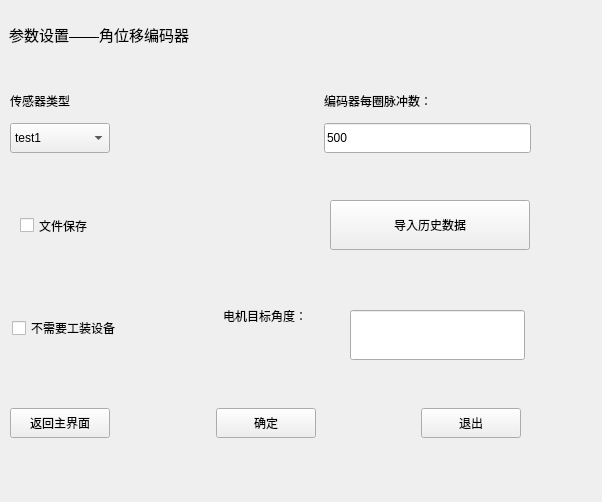
Before: the Qt Designer form ui_param/paramwin_angleencoder.ui in Dirck-YHP/Proj_sensor_detect, drawn with Qt 5.
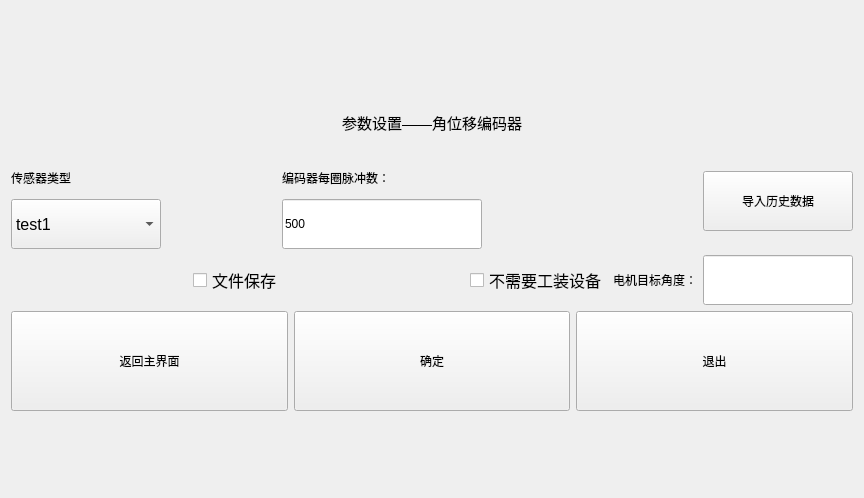
After: the same form once the commit is applied.

Commit message: 初步美化界面

```diff
--- a/ui_param/paramwin_angleencoder.ui
+++ b/ui_param/paramwin_angleencoder.ui
@@ -6,25 +6,27 @@
    <rect>
     <x>0</x>
     <y>0</y>
-    <width>602</width>
-    <height>502</height>
+    <width>864</width>
+    <height>498</height>
    </rect>
   </property>
   <property name="windowTitle">
    <string>参数设置_角位移编码器</string>
   </property>
+  <layout class="QGridLayout" name="gridLayout">
+   <item row="0" column="0">
+    <layout class="QVBoxLayout" name="verticalLayout_4">
+     <item>
   <widget class="QLabel" name="label">
-   <property name="geometry">
-    <rect>
-     <x>9</x>
-     <y>9</y>
-     <width>281</width>
-     <height>50</height>
-    </rect>
+       <property name="minimumSize">
+        <size>
+         <width>0</width>
+         <height>60</height>
+        </size>
    </property>
    <property name="maximumSize">
     <size>
-     <width>1000</width>
+         <width>2000</width>
      <height>50</height>
     </size>
    </property>
@@ -36,100 +38,278 @@
    <property name="text">
     <string>参数设置——角位移编码器</string>
    </property>
-  </widget>
+       <property name="alignment">
+        <set>Qt::AlignCenter</set>
+       </property>
+      </widget>
+     </item>
+     <item>
+      <layout class="QHBoxLayout" name="horizontalLayout_3">
+       <item>
+        <layout class="QVBoxLayout" name="verticalLayout">
+         <item>
+          <widget class="QLabel" name="label_sensor_type">
+           <property name="minimumSize">
+            <size>
+             <width>0</width>
+             <height>40</height>
+            </size>
+           </property>
+           <property name="maximumSize">
+            <size>
+             <width>16777215</width>
+             <height>30</height>
+            </size>
+           </property>
+           <property name="text">
+            <string>传感器类型</string>
+           </property>
+          </widget>
+         </item>
+         <item>
+          <widget class="QComboBox" name="cBox_angle_sensor_type">
+           <property name="minimumSize">
+            <size>
+             <width>150</width>
+             <height>50</height>
+            </size>
+           </property>
+           <property name="maximumSize">
+            <size>
+             <width>200</width>
+             <height>16777215</height>
+            </size>
+           </property>
+           <property name="font">
+            <font>
+             <pointsize>12</pointsize>
+            </font>
+           </property>
+           <item>
+            <property name="text">
+             <string>test1</string>
+            </property>
+           </item>
+           <item>
+            <property name="text">
+             <string>test2</string>
+            </property>
+           </item>
+          </widget>
+         </item>
+        </layout>
+       </item>
+       <item>
+        <spacer name="horizontalSpacer_2">
+         <property name="orientation">
+          <enum>Qt::Horizontal</enum>
+         </property>
+         <property name="sizeHint" stdset="0">
+          <size>
+           <width>40</width>
+           <height>20</height>
+          </size>
+         </property>
+        </spacer>
+       </item>
+       <item>
+        <layout class="QVBoxLayout" name="verticalLayout_2">
+         <item>
+          <widget class="QLabel" name="label_pul_per_cir">
+           <property name="minimumSize">
+            <size>
+             <width>300</width>
+             <height>40</height>
+            </size>
+           </property>
+           <property name="maximumSize">
+            <size>
+             <width>400</width>
+             <height>30</height>
+            </size>
+           </property>
+           <property name="text">
+            <string>编码器每圈脉冲数：</string>
+           </property>
+          </widget>
+         </item>
+         <item>
+          <widget class="QLineEdit" name="lineE_pulse_per_cir">
+           <property name="minimumSize">
+            <size>
+             <width>150</width>
+             <height>50</height>
+            </size>
+           </property>
+           <property name="maximumSize">
+            <size>
+             <width>200</width>
+             <height>16777215</height>
+            </size>
+           </property>
+           <property name="text">
+            <string>500</string>
+           </property>
+          </widget>
+         </item>
+        </layout>
+       </item>
+       <item>
+        <spacer name="horizontalSpacer_4">
+         <property name="orientation">
+          <enum>Qt::Horizontal</enum>
+         </property>
+         <property name="sizeHint" stdset="0">
+          <size>
+           <width>40</width>
+           <height>20</height>
+          </size>
+         </property>
+        </spacer>
+       </item>
+       <item>
   <widget class="QPushButton" name="btn_load_data">
-   <property name="geometry">
-    <rect>
-     <x>330</x>
-     <y>200</y>
-     <width>200</width>
-     <height>50</height>
-    </rect>
-   </property>
    <property name="minimumSize">
     <size>
+           <width>150</width>
+           <height>60</height>
+          </size>
+         </property>
+         <property name="maximumSize">
+          <size>
      <width>200</width>
-     <height>50</height>
+           <height>16777215</height>
     </size>
    </property>
    <property name="text">
     <string>导入历史数据</string>
    </property>
   </widget>
-  <widget class="QLineEdit" name="lineE_target_angle">
-   <property name="geometry">
-    <rect>
-     <x>350</x>
-     <y>310</y>
-     <width>175</width>
-     <height>50</height>
-    </rect>
-   </property>
-   <property name="minimumSize">
+       </item>
+      </layout>
+     </item>
+     <item>
+      <layout class="QHBoxLayout" name="horizontalLayout_4">
+       <item>
+        <spacer name="horizontalSpacer_3">
+         <property name="orientation">
+          <enum>Qt::Horizontal</enum>
+         </property>
+         <property name="sizeHint" stdset="0">
     <size>
-     <width>175</width>
-     <height>50</height>
-    </size>
-   </property>
-   <property name="text">
-    <string/>
-   </property>
-  </widget>
-  <widget class="QLabel" name="label_6">
-   <property name="geometry">
-    <rect>
-     <x>223</x>
-     <y>295</y>
-     <width>121</width>
-     <height>41</height>
-    </rect>
-   </property>
-   <property name="text">
-    <string>电机目标角度：</string>
-   </property>
-  </widget>
-  <widget class="QCheckBox" name="checkBox_no_need_device">
-   <property name="geometry">
-    <rect>
-     <x>12</x>
-     <y>319</y>
-     <width>191</width>
-     <height>18</height>
-    </rect>
-   </property>
-   <property name="text">
-    <string>不需要工装设备</string>
-   </property>
-  </widget>
+           <width>40</width>
+           <height>20</height>
+          </size>
+         </property>
+        </spacer>
+       </item>
+       <item>
   <widget class="QCheckBox" name="cBox_file_save">
-   <property name="geometry">
-    <rect>
-     <x>20</x>
-     <y>210</y>
-     <width>111</width>
-     <height>31</height>
-    </rect>
+         <property name="minimumSize">
+          <size>
+           <width>0</width>
+           <height>50</height>
+          </size>
+         </property>
+         <property name="font">
+          <font>
+           <pointsize>12</pointsize>
+           <weight>50</weight>
+           <bold>false</bold>
+          </font>
    </property>
    <property name="text">
     <string>文件保存</string>
    </property>
   </widget>
-  <widget class="QWidget" name="layoutWidget">
-   <property name="geometry">
-    <rect>
-     <x>10</x>
-     <y>407</y>
-     <width>511</width>
-     <height>32</height>
-    </rect>
-   </property>
-   <layout class="QHBoxLayout" name="horizontalLayout_4">
+       </item>
+       <item>
+        <spacer name="horizontalSpacer">
+         <property name="orientation">
+          <enum>Qt::Horizontal</enum>
+         </property>
+         <property name="sizeHint" stdset="0">
+          <size>
+           <width>40</width>
+           <height>20</height>
+          </size>
+         </property>
+        </spacer>
+       </item>
+       <item>
+        <layout class="QVBoxLayout" name="verticalLayout_3">
+         <item>
+          <layout class="QHBoxLayout" name="horizontalLayout_2">
+           <item>
+            <widget class="QCheckBox" name="checkBox_no_need_device">
+             <property name="sizePolicy">
+              <sizepolicy hsizetype="Fixed" vsizetype="Fixed">
+               <horstretch>0</horstretch>
+               <verstretch>0</verstretch>
+              </sizepolicy>
+             </property>
+             <property name="minimumSize">
+              <size>
+               <width>0</width>
+               <height>50</height>
+              </size>
+             </property>
+             <property name="font">
+              <font>
+               <pointsize>12</pointsize>
+              </font>
+             </property>
+             <property name="text">
+              <string>不需要工装设备</string>
+             </property>
+            </widget>
+           </item>
+           <item>
+            <widget class="QLabel" name="label_motor">
+             <property name="minimumSize">
+              <size>
+               <width>0</width>
+               <height>40</height>
+              </size>
+             </property>
+             <property name="text">
+              <string>电机目标角度：</string>
+             </property>
+            </widget>
+           </item>
+           <item>
+            <widget class="QLineEdit" name="lineE_target_angle">
+             <property name="minimumSize">
+              <size>
+               <width>150</width>
+               <height>50</height>
+              </size>
+             </property>
+             <property name="maximumSize">
+              <size>
+               <width>200</width>
+               <height>16777215</height>
+              </size>
+             </property>
+             <property name="text">
+              <string/>
+             </property>
+            </widget>
+           </item>
+          </layout>
+         </item>
+        </layout>
+       </item>
+      </layout>
+     </item>
+     <item>
+      <layout class="QHBoxLayout" name="horizontalLayout">
     <item>
      <widget class="QPushButton" name="btn_back_mainW">
       <property name="minimumSize">
        <size>
-        <width>100</width>
-        <height>30</height>
+           <width>200</width>
+           <height>100</height>
        </size>
       </property>
       <property name="text">
@@ -137,25 +317,12 @@
       </property>
      </widget>
     </item>
-    <item>
-     <spacer name="horizontalSpacer">
-      <property name="orientation">
-       <enum>Qt::Horizontal</enum>
-      </property>
-      <property name="sizeHint" stdset="0">
-       <size>
-        <width>40</width>
-        <height>20</height>
-       </size>
-      </property>
-     </spacer>
-    </item>
     <item>
      <widget class="QPushButton" name="btn_ok">
       <property name="minimumSize">
        <size>
-        <width>100</width>
-        <height>30</height>
+           <width>200</width>
+           <height>100</height>
        </size>
       </property>
       <property name="text">
@@ -163,25 +330,12 @@
       </property>
      </widget>
     </item>
-    <item>
-     <spacer name="horizontalSpacer_2">
-      <property name="orientation">
-       <enum>Qt::Horizontal</enum>
-      </property>
-      <property name="sizeHint" stdset="0">
-       <size>
-        <width>40</width>
-        <height>20</height>
-       </size>
-      </property>
-     </spacer>
-    </item>
     <item>
      <widget class="QPushButton" name="btn_exit">
       <property name="minimumSize">
        <size>
-        <width>100</width>
-        <height>30</height>
+           <width>200</width>
+           <height>100</height>
        </size>
       </property>
       <property name="text">
@@ -190,108 +344,10 @@
      </widget>
     </item>
    </layout>
-  </widget>
-  <widget class="QWidget" name="layoutWidget">
-   <property name="geometry">
-    <rect>
-     <x>10</x>
-     <y>85</y>
-     <width>521</width>
-     <height>71</height>
-    </rect>
-   </property>
-   <layout class="QHBoxLayout" name="horizontalLayout">
-    <item>
-     <layout class="QVBoxLayout" name="verticalLayout">
-      <item>
-       <widget class="QLabel" name="label_2">
-        <property name="maximumSize">
-         <size>
-          <width>16777215</width>
-          <height>30</height>
-         </size>
-        </property>
-        <property name="text">
-         <string>传感器类型</string>
-        </property>
-       </widget>
-      </item>
-      <item>
-       <widget class="QComboBox" name="cBox_angle_sensor_type">
-        <property name="minimumSize">
-         <size>
-          <width>100</width>
-          <height>30</height>
-         </size>
-        </property>
-        <item>
-         <property name="text">
-          <string>test1</string>
-         </property>
-        </item>
-        <item>
-         <property name="text">
-          <string>test2</string>
-         </property>
-        </item>
-       </widget>
-      </item>
-     </layout>
-    </item>
-    <item>
-     <spacer name="horizontalSpacer_3">
-      <property name="orientation">
-       <enum>Qt::Horizontal</enum>
-      </property>
-      <property name="sizeHint" stdset="0">
-       <size>
-        <width>26</width>
-        <height>47</height>
-       </size>
-      </property>
-     </spacer>
-    </item>
-    <item>
-     <layout class="QVBoxLayout" name="verticalLayout_2">
-      <item>
-       <widget class="QLabel" name="label_3">
-        <property name="maximumSize">
-         <size>
-          <width>16777215</width>
-          <height>30</height>
-         </size>
-        </property>
-        <property name="text">
-         <string>编码器每圈脉冲数：</string>
-        </property>
-       </widget>
-      </item>
-      <item>
-       <widget class="QLineEdit" name="lineE_pulse_per_cir">
-        <property name="minimumSize">
-         <size>
-          <width>100</width>
-          <height>30</height>
-         </size>
-        </property>
-        <property name="maximumSize">
-         <size>
-          <width>16777215</width>
-          <height>16777215</height>
-         </size>
-        </property>
-        <property name="text">
-         <string>500</string>
-        </property>
-       </widget>
-      </item>
-     </layout>
-    </item>
-    <item>
-     <layout class="QVBoxLayout" name="verticalLayout_3"/>
-    </item>
-   </layout>
-  </widget>
+     </item>
+    </layout>
+   </item>
+  </layout>
  </widget>
  <resources/>
  <connections/>
```
Lines whose indentation alone changed are shown as unchanged. The commit also changes 6 other files.
